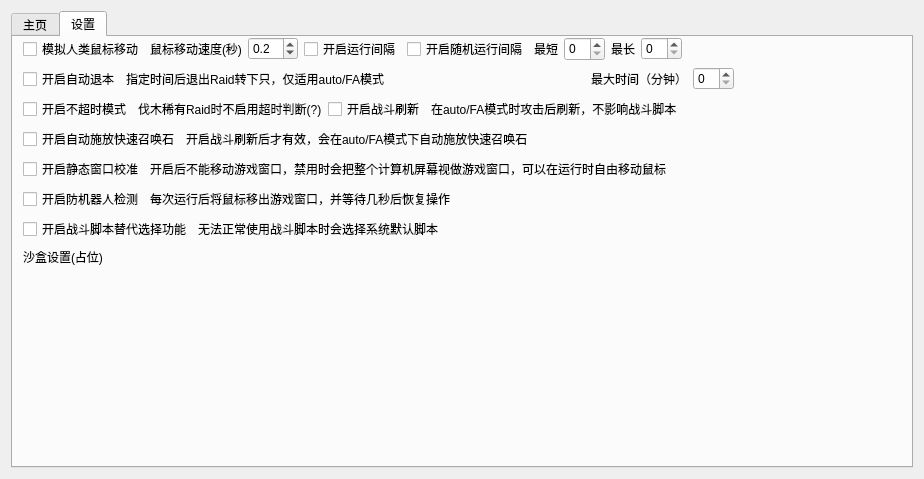
Before: the Qt Designer form qt_gui/ga.ui in harjeb/granblue-automation-pyautogui, drawn with Qt 5.
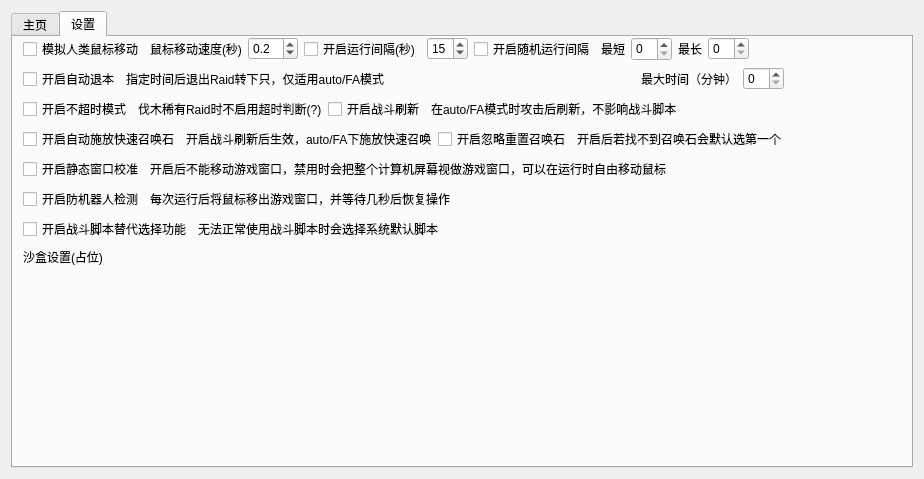
After: the same form once the commit is applied. The open tabs and pages were chosen to show the change.

```diff
--- a/qt_gui/ga.ui
+++ b/qt_gui/ga.ui
@@ -312,7 +312,7 @@
           <rect>
            <x>10</x>
            <y>0</y>
-           <width>912</width>
+           <width>1011</width>
            <height>421</height>
           </rect>
          </property>
@@ -361,7 +361,20 @@
             <item>
              <widget class="QCheckBox" name="checkBox_3">
               <property name="text">
-               <string>开启运行间隔</string>
+               <string>开启运行间隔(秒)</string>
+              </property>
+             </widget>
+            </item>
+            <item>
+             <widget class="QSpinBox" name="spinBox_4">
+              <property name="maximumSize">
+               <size>
+                <width>50</width>
+                <height>16777215</height>
+               </size>
+              </property>
+              <property name="value">
+               <number>15</number>
               </property>
              </widget>
             </item>
@@ -545,7 +558,21 @@
             <item>
              <widget class="QLabel" name="label_14">
               <property name="text">
-               <string>开启战斗刷新后才有效，会在auto/FA模式下自动施放快速召唤石</string>
+               <string>开启战斗刷新后生效，auto/FA下施放快速召唤</string>
+              </property>
+             </widget>
+            </item>
+            <item>
+             <widget class="QCheckBox" name="checkBox">
+              <property name="text">
+               <string>开启忽略重置召唤石</string>
+              </property>
+             </widget>
+            </item>
+            <item>
+             <widget class="QLabel" name="label_4">
+              <property name="text">
+               <string>开启后若找不到召唤石会默认选第一个</string>
               </property>
              </widget>
             </item>
```
Left out of the diff: 27 changed lines with no effect on the pictures.
